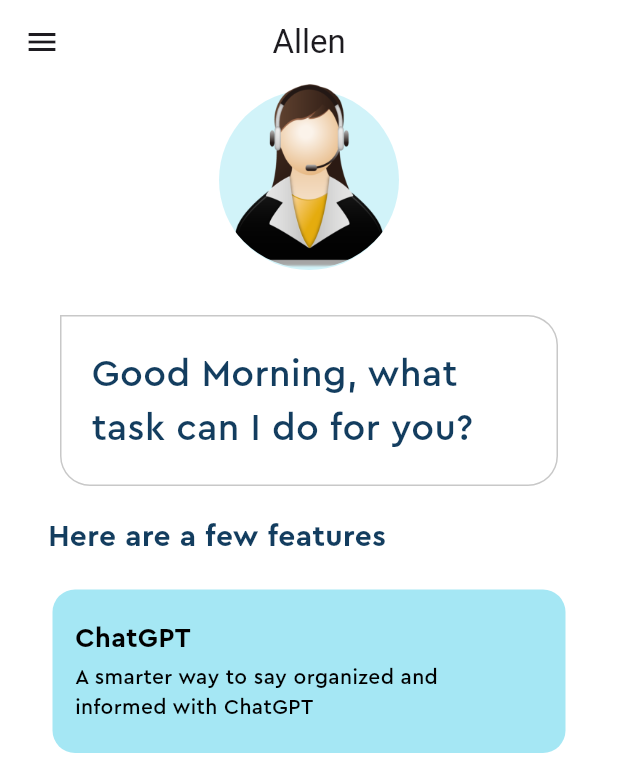
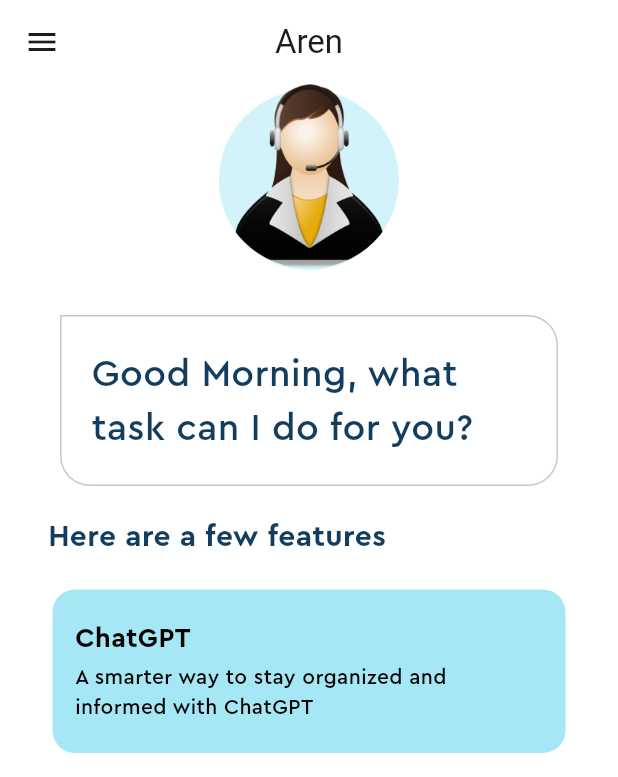
Before and after one commit to itsbhh/Voice-Assistant-Flutter, a Flutter app: the screen it shows after launch, after a tap on the "mic" icon, on a phone screen of 412 x 824 dp. Shown: the top 777 px of the screen. Run offline on Flutter 3.47's test engine with Material 3 defaults, Android fonts, the phone set to English and light mode, and no system bars; our stand-ins replace animate_do, flutter_tts, speech_to_text.

Commit message:
some specific changes

```diff
--- a/voice_assistant/lib/home_page.dart
+++ b/voice_assistant/lib/home_page.dart
@@ -1,7 +1,10 @@
+import 'package:animate_do/animate_do.dart';
 import 'package:flutter/material.dart';
+import 'package:flutter_tts/flutter_tts.dart';
 import 'package:speech_to_text/speech_recognition_result.dart';
 import 'package:speech_to_text/speech_to_text.dart';
 import 'package:voice_assistant/feature_box.dart';
+import 'package:voice_assistant/openai_service.dart';
 import 'package:voice_assistant/pallete.dart';
 
 class HomePage extends StatefulWidget {
@@ -13,29 +16,61 @@ class HomePage extends StatefulWidget {
 
 class _HomePageState extends State<HomePage> {
   final speechToText = SpeechToText();
+  final flutterTts = FlutterTts();
+
   String lastWords = '';
+  final OpenAIService openAIService = OpenAIService();
+  String? generatedContent;
+  String? generatedImageUrl;
+  int start = 200;
+  int delay = 200;
+  bool isSpeaking = false;
 
   @override
   void initState() {
     super.initState();
     initSpeechToText();
+    initTextToSpeech();
+  }
+
+  Future<void> initTextToSpeech() async {
+    await flutterTts.setSharedInstance(true);
+    flutterTts.setStartHandler(() {
+      setState(() {
+        isSpeaking = true;
+      });
+    });
+
+    flutterTts.setCompletionHandler(() {
+      setState(() {
+        isSpeaking = false;
+      });
+    });
+
+    flutterTts.setErrorHandler((msg) {
+      setState(() {
+        isSpeaking = false;
+      });
+    });
+
+    setState(() {});
   }
 
   Future<void> initSpeechToText() async {
     bool available = await speechToText.initialize();
-    print('Speech-to-text initialized: $available');
+    if (!available) {
+      print("The user has denied the use of speech recognition.");
+    }
     setState(() {});
   }
 
   Future<void> startListening() async {
     await speechToText.listen(onResult: onSpeechResult);
-    print('Started listening');
     setState(() {});
   }
 
   Future<void> stopListening() async {
     await speechToText.stop();
-    print('Stopped listening');
     setState(() {});
   }
 
@@ -43,12 +78,23 @@ class _HomePageState extends State<HomePage> {
     setState(() {
       lastWords = result.recognizedWords;
     });
-    print('Recognized words: $lastWords');
+
+    if (lastWords.toLowerCase().contains('stop')) {
+      flutterTts.stop();
+    }
+  }
+
+  Future<void> systemSpeak(String content) async {
+    final sanitizedContent = content.replaceAll('*', '');
+    if (sanitizedContent.isNotEmpty) {
+      await flutterTts.speak(sanitizedContent);
+    }
   }
 
   @override
   void dispose() {
     speechToText.stop();
+    flutterTts.stop();
     super.dispose();
   }
 
@@ -56,15 +102,15 @@ class _HomePageState extends State<HomePage> {
   Widget build(BuildContext context) {
     return Scaffold(
       appBar: AppBar(
-        title: const Text('Allen'),
+        title: BounceInDown(child: const Text('Aren')),
         leading: const Icon(Icons.menu),
         centerTitle: true,
       ),
       body: SingleChildScrollView(
         child: Column(
           children: [
-            //Virtual assistant picture
-            Stack(
+            ZoomIn(
+              child: Stack(
                 children: [
                   Center(
                     child: Container(
@@ -89,8 +135,11 @@ class _HomePageState extends State<HomePage> {
                   )
                 ],
               ),
-            //Chat bubble
-            Container(
+            ),
+            FadeInRight(
+              child: Visibility(
+                visible: generatedImageUrl == null,
+                child: Container(
                   padding: const EdgeInsets.symmetric(
                     horizontal: 20,
                     vertical: 10,
@@ -104,19 +153,36 @@ class _HomePageState extends State<HomePage> {
                       ),
                       borderRadius: BorderRadius.circular(20)
                           .copyWith(topLeft: Radius.zero)),
-              child: const Padding(
-                padding: EdgeInsets.symmetric(vertical: 10.0),
+                  child: Padding(
+                    padding: const EdgeInsets.symmetric(vertical: 10.0),
                     child: Text(
-                  'Good Morning, what task can I do for you?',
+                      generatedContent == null
+                          ? 'Good Morning, what task can I do for you?'
+                          : generatedContent!,
                       style: TextStyle(
                         fontFamily: 'Cera Pro',
                         color: Pallete.mainFontColor,
-                    fontSize: 25,
+                        fontSize: generatedContent == null ? 25 : 18,
                       ),
                     ),
                   ),
                 ),
-            Container(
+              ),
+            ),
+            if (generatedImageUrl != null)
+              Padding(
+                padding: const EdgeInsets.all(10.0).copyWith(
+                  top: 30,
+                ),
+                child: ClipRRect(
+                  borderRadius: BorderRadius.circular(20),
+                  child: Image.network(generatedImageUrl!),
+                ),
+              ),
+            SlideInLeft(
+              child: Visibility(
+                visible: generatedContent == null && generatedImageUrl == null,
+                child: Container(
                   padding: const EdgeInsets.all(10),
                   alignment: Alignment.centerLeft,
                   margin: const EdgeInsets.only(
@@ -133,45 +199,73 @@ class _HomePageState extends State<HomePage> {
                     ),
                   ),
                 ),
-
-            // features list
-            const Column(
+              ),
+            ),
+            Visibility(
+              visible: generatedContent == null && generatedImageUrl == null,
+              child: Column(
                 children: [
-                FeatureBox(
+                  SlideInLeft(
+                    delay: Duration(milliseconds: start),
+                    child: const FeatureBox(
                       color: Pallete.firstSuggestionBoxColor,
                       headerText: 'ChatGPT',
                       descriptionText:
-                      'A smarter way to say organized and informed with ChatGPT',
+                          'A smarter way to stay organized and informed with ChatGPT',
                     ),
-                FeatureBox(
+                  ),
+                  SlideInLeft(
+                    delay: Duration(milliseconds: start + delay),
+                    child: const FeatureBox(
                       color: Pallete.secondSuggestionBoxColor,
                       headerText: 'Dall-E',
                       descriptionText:
                           'Get inspired and stay creative with your personal assistant powered by Dall-E',
                     ),
-                FeatureBox(
+                  ),
+                  SlideInLeft(
+                    delay: Duration(milliseconds: start + 2 * delay),
+                    child: const FeatureBox(
                       color: Pallete.thirdSuggestionBoxColor,
                       headerText: 'Smart Voice Assistant',
                       descriptionText:
                           'Get the best of both worlds with a voice assistant powered by Dall-E and ChatGPT',
                     ),
-              ],
-            )
+                  ),
                 ],
               ),
             ),
-      floatingActionButton: FloatingActionButton(
+          ],
+        ),
+      ),
+      floatingActionButton: ZoomIn(
+        delay: Duration(milliseconds: start + 3 * delay),
+        child: FloatingActionButton(
           backgroundColor: Pallete.firstSuggestionBoxColor,
-        onPressed: () async {
-          if (await speechToText.hasPermission && speechToText.isNotListening) {
-            await startListening();
-          } else if (speechToText.isListening) {
+          onPressed: isSpeaking
+              ? null
+              : () async {
+                  if (speechToText.isListening) {
                     await stopListening();
                   } else {
-            initSpeechToText();
+                    await startListening();
+                    final response = await openAIService.isArtPromptAPI(lastWords);
+                    if (response.contains('http')) {
+                      setState(() {
+                        generatedImageUrl = response;
+                        generatedContent = null;
+                      });
+                    } else {
+                      setState(() {
+                        generatedContent = response;
+                        generatedImageUrl = null;
+                      });
+                      await systemSpeak(response);
+                    }
                   }
                 },
-        child: const Icon(Icons.mic),
+          child: Icon(speechToText.isListening ? Icons.stop : Icons.mic),
+        ),
       ),
     );
   }
--- a/voice_assistant/lib/main.dart
+++ b/voice_assistant/lib/main.dart
@@ -13,7 +13,7 @@ class MyApp extends StatelessWidget {
   Widget build(BuildContext context) {
     return MaterialApp(
       debugShowCheckedModeBanner: false,
-      title: 'Allen',
+      title: 'Aren',
       theme: ThemeData.light(useMaterial3: true).copyWith(
         scaffoldBackgroundColor: Pallete.whiteColor,
         appBarTheme: const  AppBarTheme(
--- /dev/null
+++ b/voice_assistant/lib/secrets.dart
@@ -0,0 +1,2 @@
+const OpenAIAPIKey='AIzaSyCrS2StNJuaW44veaFxdkB4acSu2LHc6oY';
+const String UnsplashAccessKey = 'YklEpvoDaQZyV7x41iB5kBjf8z_7riF1M0kKhYNGqFk';
--- a/voice_assistant/pubspec.yaml
+++ b/voice_assistant/pubspec.yaml
@@ -37,6 +37,9 @@ dependencies:
   cupertino_icons: ^1.0.6
   speech_to_text: ^6.6.2
   http: ^1.2.2
+  google_generative_ai: ^0.4.3
+  flutter_tts: ^3.6.3
+  animate_do: ^3.3.4
 
 dev_dependencies:
   flutter_test:
@@ -47,7 +50,7 @@ dev_dependencies:
   # activated in the `analysis_options.yaml` file located at the root of your
   # package. See that file for information about deactivating specific lint
   # rules and activating additional ones.
-  flutter_lints: ^3.0.0
+  flutter_lints: ^4.0.0
 
 # For information on the generic Dart part of this file, see the
 # following page: https://dart.dev/tools/pub/pubspec
```
Also changed, not shown: voice_assistant/lib/openai_service.dart (added), voice_assistant/lib/openi_service.dart (deleted), voice_assistant/pubspec.lock, 9 other files. Lines whose indentation alone changed are shown as unchanged.
